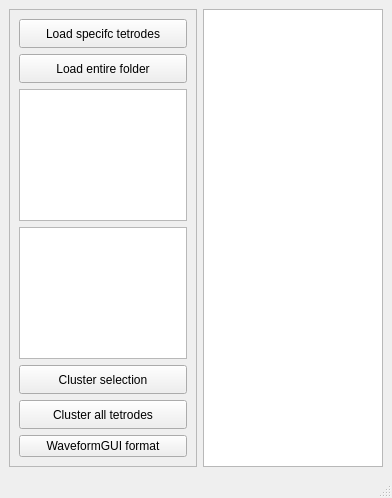
Old version of the form ApplyKlustakwikGUIDesign.ui in the repository Barry-lab/openEPhys_DACQ.
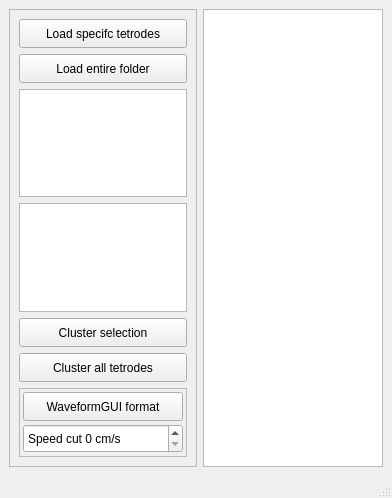
New version of the form.

Commit message: Implemented speed cut to createWaveformGUIdata

Diff of the .ui file:
```diff
--- a/ApplyKlustakwikGUIDesign.ui
+++ b/ApplyKlustakwikGUIDesign.ui
@@ -137,10 +137,62 @@
         </widget>
        </item>
        <item>
-        <widget class="QPushButton" name="pb_waveformGUI">
-         <property name="text">
-          <string>WaveformGUI format</string>
+        <widget class="QFrame" name="frame_2">
+         <property name="frameShape">
+          <enum>QFrame::StyledPanel</enum>
          </property>
+         <property name="frameShadow">
+          <enum>QFrame::Raised</enum>
+         </property>
+         <layout class="QVBoxLayout" name="verticalLayout_2">
+          <property name="spacing">
+           <number>3</number>
+          </property>
+          <property name="margin">
+           <number>3</number>
+          </property>
+          <item>
+           <widget class="QPushButton" name="pb_waveformGUI">
+            <property name="minimumSize">
+             <size>
+              <width>0</width>
+              <height>29</height>
+             </size>
+            </property>
+            <property name="maximumSize">
+             <size>
+              <width>16777215</width>
+              <height>29</height>
+             </size>
+            </property>
+            <property name="text">
+             <string>WaveformGUI format</string>
+            </property>
+           </widget>
+          </item>
+          <item>
+           <widget class="QSpinBox" name="sb_speed_cut">
+            <property name="minimumSize">
+             <size>
+              <width>0</width>
+              <height>29</height>
+             </size>
+            </property>
+            <property name="maximumSize">
+             <size>
+              <width>16777215</width>
+              <height>29</height>
+             </size>
+            </property>
+            <property name="suffix">
+             <string> cm/s</string>
+            </property>
+            <property name="prefix">
+             <string>Speed cut </string>
+            </property>
+           </widget>
+          </item>
+         </layout>
         </widget>
        </item>
       </layout>
```
The commit also changes 3 other files.
